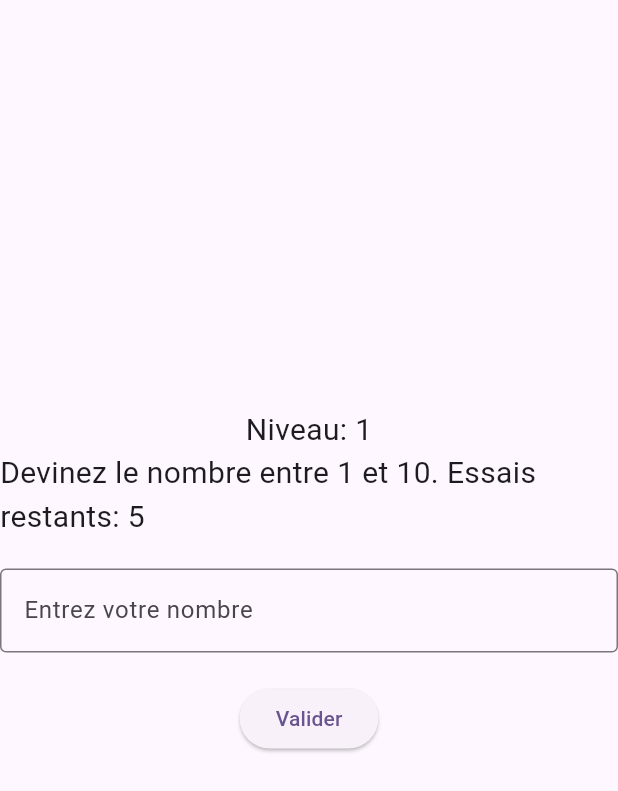
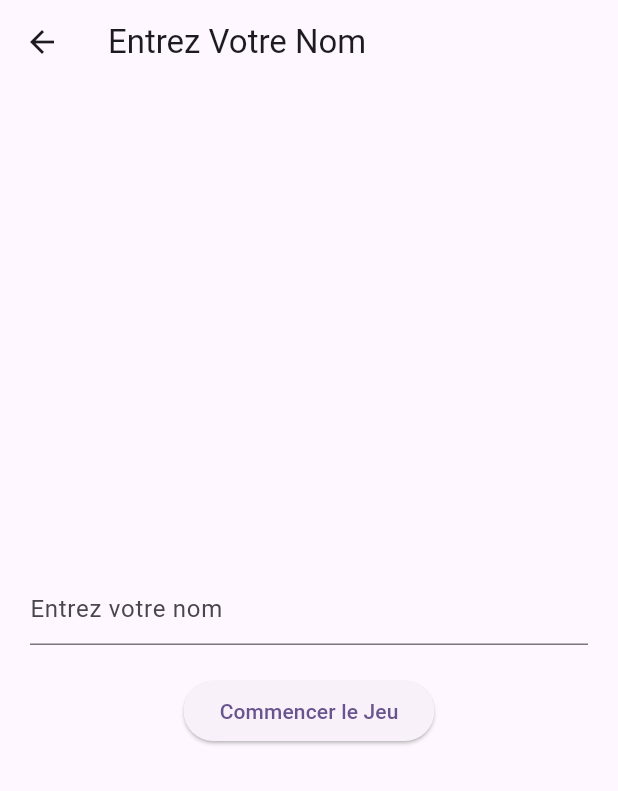
Before and after one commit to ArthurVillette/Mobile_game, a Flutter app: the screen it shows after launch, after a tap on "Jouer", on a phone screen of 412 x 824 dp. Shown: the top 791 px of the screen. Run offline on Flutter 3.47's test engine with Material 3 defaults, Android fonts, the light colour scheme and no system bars.

Commit message:
feat : amélioration du jeu (prénom, difficulté)

```diff
--- a/lib/game/devine_nombre.dart
+++ b/lib/game/devine_nombre.dart
@@ -7,24 +7,69 @@ void main() {
 }
 
 class NumberGuessingGame extends StatelessWidget {
-  const NumberGuessingGame({super.key});
+  const NumberGuessingGame({Key? key});
 
   @override
   Widget build(BuildContext context) {
     return MaterialApp(
-      title: 'Number Guessing Game',
-      home: Scaffold(
+      title: 'Jeu de Devine le Nombre',
+      initialRoute: '/name',
+      routes: {
+        '/name': (context) => const NameEntryScreen(),
+        '/game': (context) => const NumberGuessingGameScreen(),
+      },
+    );
+  }
+}
+
+class NameEntryScreen extends StatefulWidget {
+  const NameEntryScreen({Key? key});
+
+  @override
+  _NameEntryScreenState createState() => _NameEntryScreenState();
+}
+
+class _NameEntryScreenState extends State<NameEntryScreen> {
+  final TextEditingController _nameController = TextEditingController();
+
+  @override
+  Widget build(BuildContext context) {
+    return Scaffold(
       appBar: AppBar(
-          title: const Text('Number Guessing Game'),
+        title: const Text('Entrez Votre Nom'),
       ),
-        body: const NumberGuessingGameScreen(),
+      body: Center(
+        child: Padding(
+          padding: const EdgeInsets.all(20.0),
+          child: Column(
+            mainAxisAlignment: MainAxisAlignment.center,
+            children: [
+              TextField(
+                controller: _nameController,
+                decoration: const InputDecoration(
+                  hintText: 'Entrez votre nom',
+                ),
+              ),
+              const SizedBox(height: 20.0),
+              ElevatedButton(
+                onPressed: () {
+                  String name = _nameController.text.trim();
+                  if (name.isNotEmpty) {
+                    Navigator.pushNamed(context, '/jouer', arguments: name);
+                  }
+                },
+                child: const Text('Commencer le Jeu'),
+              ),
+            ],
+          ),
+        ),
       ),
     );
   }
 }
 
 class NumberGuessingGameScreen extends StatefulWidget {
-  const NumberGuessingGameScreen({super.key});
+  const NumberGuessingGameScreen({Key? key});
 
   @override
   _NumberGuessingGameScreenState createState() => _NumberGuessingGameScreenState();
@@ -37,7 +82,7 @@ class _NumberGuessingGameScreenState extends State<NumberGuessingGameScreen> {
   int? _userGuess;
   String _resultText = '';
   int _level = 1;
-  final int _attemptsPerLevel = 5;
+  int _attemptsPerLevel = 5;
   int _remainingAttempts = 0;
 
   @override
@@ -61,8 +106,9 @@ class _NumberGuessingGameScreenState extends State<NumberGuessingGameScreen> {
     if (_userGuess != null) {
       _remainingAttempts--;
       if (_userGuess == _targetNumber) {
-        _resultText = 'Bravo! Vous avez deviné le bon nombre ($_targetNumber)';
+        _resultText = 'Félicitations! Vous avez deviné le bon nombre ($_targetNumber)';
         _level++;
+        _attemptsPerLevel += 1;
         _startNewGame();
       } else if (_remainingAttempts <= 0) {
         _resultText = 'Vous avez épuisé toutes vos tentatives. Le bon nombre était $_targetNumber.';
@@ -77,17 +123,24 @@ class _NumberGuessingGameScreenState extends State<NumberGuessingGameScreen> {
 
   @override
   Widget build(BuildContext context) {
+    String playerName = ModalRoute.of(context)?.settings.arguments as String? ?? '';
     return Scaffold(
+      appBar: AppBar(
+        title: Text('Jeu de Devine le Nombre - Niveau $_level'),
+      ),
       body: Center(
+        child: Padding(
+          padding: const EdgeInsets.all(20.0),
           child: Column(
             mainAxisAlignment: MainAxisAlignment.center,
             children: <Widget>[
               Text(
-              'Niveau: $_level', // Afficher le niveau actuel
+                'Bienvenue, $playerName!',
                 style: const TextStyle(fontSize: 20.0),
               ),
+              const SizedBox(height: 20.0),
               Text(
-              'Devinez le nombre entre 1 et $_maxNumber. Essais restants: $_remainingAttempts',
+                'Devinez le nombre entre 1 et $_maxNumber. Tentatives restantes : $_remainingAttempts',
                 style: const TextStyle(fontSize: 20.0),
               ),
               const SizedBox(height: 20.0),
@@ -100,14 +153,13 @@ class _NumberGuessingGameScreenState extends State<NumberGuessingGameScreen> {
                 },
                 onSubmitted: (_) => _checkGuess(),
                 decoration: const InputDecoration(
-                hintText: 'Entrez votre nombre',
-                border: OutlineInputBorder(),
+                  hintText: 'Entrez votre estimation',
                 ),
               ),
               const SizedBox(height: 20.0),
               ElevatedButton(
                 onPressed: _checkGuess,
-              child: const Text('Valider'),
+                child: const Text('Soumettre'),
               ),
               const SizedBox(height: 20.0),
               Text(
@@ -126,6 +178,7 @@ class _NumberGuessingGameScreenState extends State<NumberGuessingGameScreen> {
             ],
           ),
         ),
+      ),
     );
   }
 }
--- a/lib/main.dart
+++ b/lib/main.dart
@@ -7,9 +7,8 @@
 }
 
 class MyApp extends StatelessWidget {
-  const MyApp({super.key});
+  const MyApp({Key? key});
 
-  // This widget is the root of your application.
   @override
   Widget build(BuildContext context) {
     return MaterialApp(
@@ -18,9 +17,10 @@
         colorScheme: ColorScheme.fromSeed(seedColor: Colors.deepPurple),
         useMaterial3: true,
       ),
-      home: const MyHomePage(title: 'Android Game'),
       initialRoute: '/',
       routes: {
+        '/': (context) => const MyHomePage(title: 'Android Game'),
+        '/name': (context) => const NameEntryScreen(),
         '/jouer': (context) => const NumberGuessingGameScreen(),
         '/scores': (context) => const MyHomePage(title: 'Scores'),
         '/regles': (context) => const MyHomePage(title: 'Règles'),
--- a/lib/views/home.dart
+++ b/lib/views/home.dart
@@ -26,27 +26,6 @@ class _MyHomePageState extends State<MyHomePage> {
         title: Text(widget.title),
       ),
       body: _widgetOptions.elementAt(_selectedIndex),
-      bottomNavigationBar: BottomNavigationBar(
-        items: const <BottomNavigationBarItem>[
-          BottomNavigationBarItem(
-            icon: Icon(Icons.home),
-            label: 'Home',
-          ),
-          BottomNavigationBarItem(
-            icon: Icon(Icons.list),
-            label: 'Jouer',
-          ),
-        ],
-        currentIndex: _selectedIndex,
-        selectedItemColor: Colors.orangeAccent,
-        unselectedItemColor: Colors.blueAccent,
-        backgroundColor: Colors.black,
-        onTap: (index) {
-          setState(() {
-            _selectedIndex = index;
-          });
-        },
-      ),
     );
   }
 }
@@ -65,7 +44,7 @@ class HomeScreen extends StatelessWidget {
             children: <Widget>[
               ElevatedButton(
                 onPressed: () {
-                  Navigator.pushNamed(context, '/jouer');
+                  Navigator.pushNamed(context, '/name');
                 },
                 child: Text('Jouer'),
               ),
```
Lines whose indentation alone changed are shown as unchanged.
